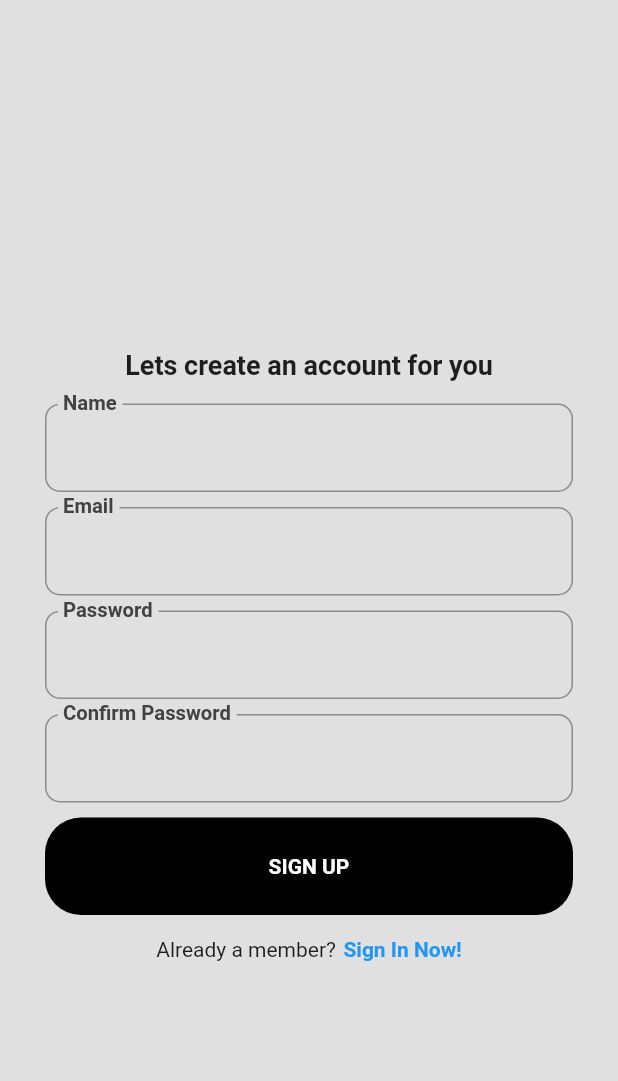
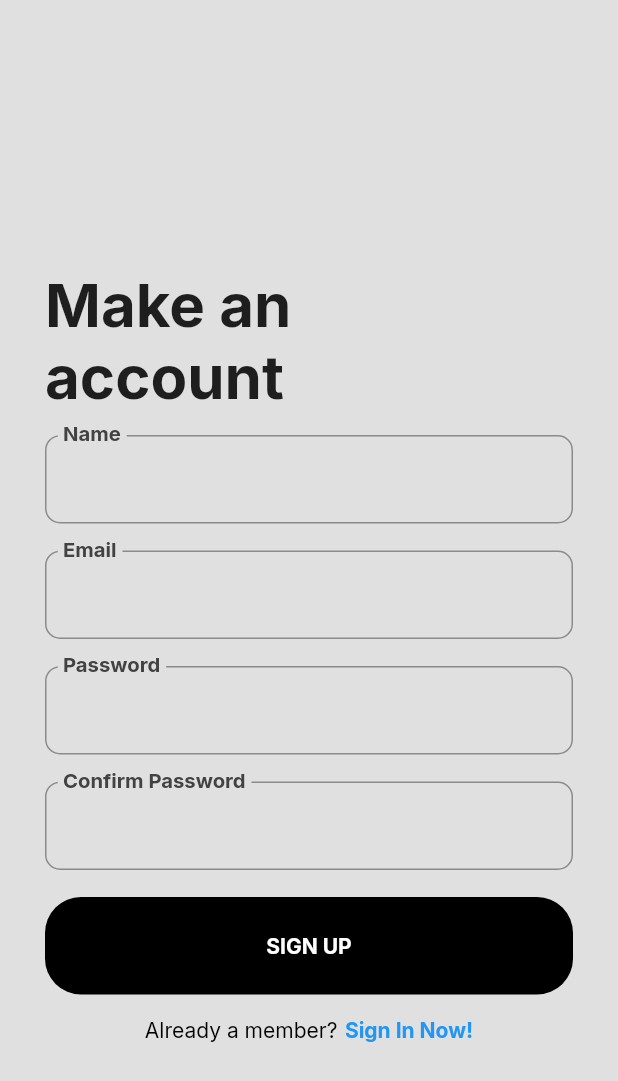
Before and after one commit to Karlo11111/Aedis---HotelSoftvare-using-Flutter, a Flutter app: the screen it shows after launch, after a tap on "Register Now!", on a phone screen of 412 x 824 dp. Shown: the top 1081 px of the screen. Run offline on Flutter 3.47's test engine with Material 2 defaults, Android fonts, the phone set to English and light mode, and no system bars; our stand-ins replace cloud_firestore, firebase_auth, firebase_core, google_fonts, google_nav_bar, smooth_page_indicator; accounts and stored records are empty.

Commit message:
Google Fonts, checkbox, sizebox
Added google fonts, made half a checkbox, added bigger sizeboxes in register

```diff
--- a/lib/LoginPages/login_page.dart
+++ b/lib/LoginPages/login_page.dart
@@ -2,9 +2,9 @@
 
 import 'package:firebase_auth/firebase_auth.dart';
 import 'package:flutter/material.dart';
-import 'package:flutter/services.dart';
 import 'package:razvoj_sofvera/Utilities/buttons.dart';
 import 'package:razvoj_sofvera/Utilities/text_fields.dart';
+import 'package:google_fonts/google_fonts.dart';
 
 class LoginPage extends StatefulWidget {
   const LoginPage({
@@ -18,6 +18,7 @@ class LoginPage extends StatefulWidget {
 }
 
 class _LoginPageState extends State<LoginPage> {
+  bool _isChecked = false;
   //controllers for text
   final emailTextController = TextEditingController();
   final passwordTextController = TextEditingController();
@@ -58,7 +59,6 @@ class _LoginPageState extends State<LoginPage> {
   //the main frontend code
   @override
   Widget build(BuildContext context) {
-    var rememberMe;
     return Scaffold(
       backgroundColor: Colors.grey.shade300,
       body: Center(
@@ -76,7 +76,9 @@ class _LoginPageState extends State<LoginPage> {
                   Row(
                     mainAxisAlignment: MainAxisAlignment.start,
                     children: [
-                      Text("Sign in", style: TextStyle(fontSize: 40)),
+                      Text("Sign in",
+                          style: GoogleFonts.inter(
+                              fontSize: 40, fontWeight: FontWeight.w600)),
                     ],
                   ),
 
@@ -89,7 +91,8 @@ class _LoginPageState extends State<LoginPage> {
                     children: [
                       Text(
                         "Please sing in to use our platform",
-                        style: TextStyle(fontSize: 15),
+                        style: GoogleFonts.inter(
+                            fontSize: 15, fontWeight: FontWeight.w400),
                       ),
                     ],
                   ),
@@ -118,12 +121,26 @@ class _LoginPageState extends State<LoginPage> {
                   //sized box
                   const SizedBox(height: 20),
 
-                  //Rem me&forgot passwd
+                  //Rem me&forgot passwd - jos treba funkcionalnost
                   Row(
                     mainAxisAlignment: MainAxisAlignment.spaceEvenly,
                     children: [
+                      Checkbox(
+                        value: _isChecked,
+                        onChanged: (bool? value1) {
+                          setState(() {
+                            _isChecked = value1!;
+                          });
+                        },
+                      ),
                       GestureDetector(
-                          child: Text("Forgot your password?"), onTap: () {})
+                          child: Text(
+                            "Forgot your password?",
+                            style: GoogleFonts.inter(
+                                color: Colors.blue,
+                                fontWeight: FontWeight.bold),
+                          ),
+                          onTap: () {})
                     ],
                   ),
 
@@ -146,15 +163,14 @@ class _LoginPageState extends State<LoginPage> {
                   Row(
                     mainAxisAlignment: MainAxisAlignment.center,
                     children: [
-                      const Text("Not a member?"),
                       const SizedBox(
                         width: 5,
                       ),
                       GestureDetector(
                           onTap: widget.ontap,
-                          child: const Text(
+                          child: Text(
                             "Register Now!",
-                            style: TextStyle(
+                            style: GoogleFonts.inter(
                                 color: Colors.blue,
                                 fontWeight: FontWeight.bold),
                           )),
--- a/lib/LoginPages/register_page.dart
+++ b/lib/LoginPages/register_page.dart
@@ -5,6 +5,7 @@ import 'package:firebase_auth/firebase_auth.dart';
 import 'package:flutter/material.dart';
 import 'package:razvoj_sofvera/Utilities/buttons.dart';
 import 'package:razvoj_sofvera/Utilities/text_fields.dart';
+import 'package:google_fonts/google_fonts.dart';
 
 class RegisterPage extends StatefulWidget {
   const RegisterPage({super.key, required this.onTap});
@@ -98,9 +99,15 @@ class _RegisterPageState extends State<RegisterPage> {
                   const SizedBox(height: 50),
 
                   //TEXT
-                  const Text(
-                    "Lets create an account for you",
-                    style: TextStyle(fontWeight: FontWeight.bold, fontSize: 18),
+                  Row(
+                    mainAxisAlignment: MainAxisAlignment.start,
+                    children: [
+                      Text(
+                        "Make an \naccount ",
+                        style: GoogleFonts.inter(
+                            fontWeight: FontWeight.bold, fontSize: 40),
+                      ),
+                    ],
                   ),
 
                   //SIZED BOX
@@ -114,28 +121,28 @@ class _RegisterPageState extends State<RegisterPage> {
                     hintText: "Name",
                     obscureText: false,
                   ),
-                  const SizedBox(height: 10),
+                  const SizedBox(height: 18),
                   //email
                   MyTextField(
                     controller: emailTextController,
                     hintText: "Email",
                     obscureText: false,
                   ),
-                  const SizedBox(height: 10),
+                  const SizedBox(height: 18),
                   //password
                   MyTextField(
                     controller: passwordTextController,
                     hintText: "Password",
                     obscureText: true,
                   ),
-                  const SizedBox(height: 10),
+                  const SizedBox(height: 18),
                   //password
                   MyTextField(
                     controller: confirmPasswordTextController,
                     hintText: "Confirm Password",
                     obscureText: true,
                   ),
-                  const SizedBox(height: 10),
+                  const SizedBox(height: 18),
                   //LOG IN BUTTON
                   MyButton(
                     buttonText: "SIGN UP",
@@ -149,15 +156,18 @@ class _RegisterPageState extends State<RegisterPage> {
                   Row(
                     mainAxisAlignment: MainAxisAlignment.center,
                     children: [
-                      const Text("Already a member?"),
+                      Text(
+                        "Already a member?",
+                        style: GoogleFonts.inter(color: Colors.black),
+                      ),
                       const SizedBox(
                         width: 5,
                       ),
                       GestureDetector(
                           onTap: widget.onTap,
-                          child: const Text(
+                          child: Text(
                             "Sign In Now!",
-                            style: TextStyle(
+                            style: GoogleFonts.inter(
                                 color: Colors.blue,
                                 fontWeight: FontWeight.bold),
                           )),
--- a/lib/Utilities/buttons.dart
+++ b/lib/Utilities/buttons.dart
@@ -1,6 +1,7 @@
 // ignore_for_file: prefer_const_constructors
 
 import 'package:flutter/material.dart';
+import 'package:google_fonts/google_fonts.dart';
 
 class MyButton extends StatelessWidget {
   const MyButton(
@@ -25,7 +26,8 @@ class MyButton extends StatelessWidget {
         height: height,
         child: Text(
           buttonText,
-          style: TextStyle(color: Colors.white, fontWeight: FontWeight.bold),
+          style: GoogleFonts.inter(
+              color: Colors.white, fontWeight: FontWeight.bold),
         ),
       ),
     );
--- a/lib/Utilities/text_fields.dart
+++ b/lib/Utilities/text_fields.dart
@@ -1,6 +1,7 @@
 // ignore_for_file: prefer_const_constructors
 
 import 'package:flutter/material.dart';
+import 'package:google_fonts/google_fonts.dart';
 
 class MyTextField extends StatelessWidget {
   const MyTextField(
@@ -27,7 +28,7 @@ class MyTextField extends StatelessWidget {
           ),
         ),
         labelText: hintText,
-        labelStyle: TextStyle(
+        labelStyle: GoogleFonts.inter(
           color: Colors.grey.shade800,
           fontSize: 18.0,
           fontWeight: FontWeight.bold,
--- a/pubspec.yaml
+++ b/pubspec.yaml
@@ -40,6 +40,7 @@ dependencies:
   cloud_firestore: ^4.11.0
   smooth_page_indicator: ^1.1.0
   google_nav_bar: ^5.0.6
+  google_fonts: ^6.1.0
 
 dev_dependencies:
   flutter_test:
```
Also changed, not shown: pubspec.lock, 1 other file.
